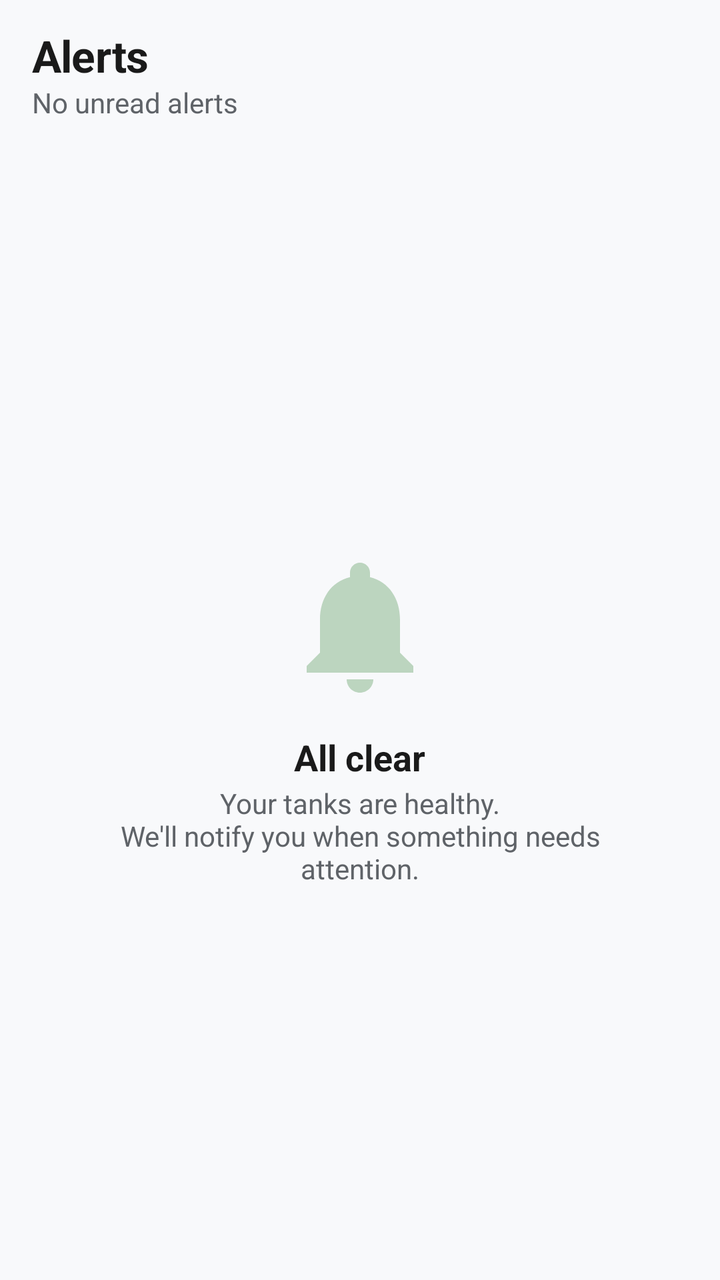
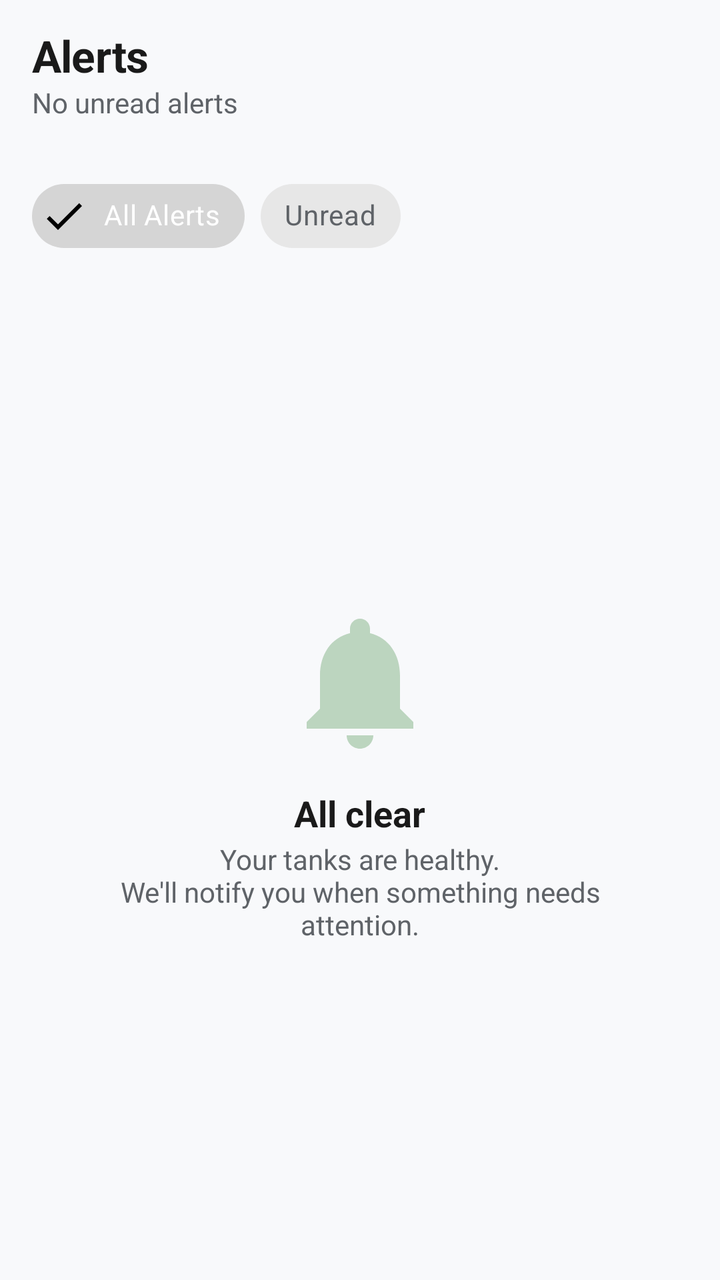

Two renders of the same Android screen: before a commit and after it. Below are the layout's source before the change and the commit's diff.
<!-- AndroidManifest.xml: application theme Theme.CraySafe -->
<!-- res/layout/fragment_alerts.xml -->
<?xml version="1.0" encoding="utf-8"?>
<androidx.constraintlayout.widget.ConstraintLayout
    xmlns:android="http://schemas.android.com/apk/res/android"
    xmlns:app="http://schemas.android.com/apk/res-auto"
    android:layout_width="match_parent"
    android:layout_height="match_parent"
    android:background="@color/background">

    
    <LinearLayout
        android:id="@+id/headerLayout"
        android:layout_width="match_parent"
        android:layout_height="wrap_content"
        android:orientation="vertical"
        android:padding="@dimen/space_md"
        android:paddingBottom="@dimen/space_sm"
        app:layout_constraintTop_toTopOf="parent">

        <TextView
            style="@style/Text.H2"
            android:layout_width="wrap_content"
            android:layout_height="wrap_content"
            android:text="Alerts" />

        <TextView
            android:id="@+id/tvUnreadCount"
            style="@style/Text.BodyMuted"
            android:layout_width="wrap_content"
            android:layout_height="wrap_content"
            android:text="No unread alerts"
            android:layout_marginTop="2dp" />
    </LinearLayout>

    
    <androidx.recyclerview.widget.RecyclerView
        android:id="@+id/rvAlerts"
        android:layout_width="match_parent"
        android:layout_height="0dp"
        android:paddingHorizontal="@dimen/space_md"
        android:paddingBottom="@dimen/space_md"
        android:clipToPadding="false"
        android:visibility="gone"
        app:layout_constraintTop_toBottomOf="@id/headerLayout"
        app:layout_constraintBottom_toBottomOf="parent" />

    
    <LinearLayout
        android:id="@+id/emptyStateLayout"
        android:layout_width="match_parent"
        android:layout_height="0dp"
        android:gravity="center"
        android:orientation="vertical"
        android:padding="@dimen/space_xl"
        app:layout_constraintTop_toBottomOf="@id/headerLayout"
        app:layout_constraintBottom_toBottomOf="parent">

        <ImageView
            android:layout_width="80dp"
            android:layout_height="80dp"
            android:src="@drawable/ic_notifications"
            android:alpha="0.3"
            app:tint="@color/safe"
            android:contentDescription="No alerts" />

        <TextView
            style="@style/Text.H3"
            android:layout_width="wrap_content"
            android:layout_height="wrap_content"
            android:text="All clear"
            android:layout_marginTop="@dimen/space_md" />

        <TextView
            style="@style/Text.BodyMuted"
            android:layout_width="wrap_content"
            android:layout_height="wrap_content"
            android:text="Your tanks are healthy.\nWe'll notify you when something needs attention."
            android:gravity="center"
            android:layout_marginTop="@dimen/space_xs" />
    </LinearLayout>

    <ProgressBar
        android:id="@+id/progressBar"
        android:layout_width="24dp"
        android:layout_height="24dp"
        android:visibility="gone"
        app:layout_constraintTop_toBottomOf="@id/headerLayout"
        app:layout_constraintStart_toStartOf="parent"
        app:layout_constraintEnd_toEndOf="parent"
        android:layout_marginTop="@dimen/space_md" />

</androidx.constraintlayout.widget.ConstraintLayout>
<!-- resources referenced by this layout -->
<resources>
  <color name="background">#F8F9FB</color>
  <color name="safe">#2E7D32</color>
  <dimen name="space_md">16dp</dimen>
  <dimen name="space_sm">8dp</dimen>
  <dimen name="space_xl">32dp</dimen>
  <dimen name="space_xs">4dp</dimen>
  <!-- drawable ic_notifications (drawable) -->
  <vector xmlns:android="http://schemas.android.com/apk/res/android"
      android:width="24dp"
      android:height="24dp"
      android:viewportWidth="24"
      android:viewportHeight="24">
      <path
          android:fillColor="#FFFFFF"
          android:pathData="M12,22c1.1,0 2,-0.9 2,-2h-4c0,1.1 0.89,2 2,2zM18,16v-5c0,-3.07 -1.64,-5.64 -4.5,-6.32V4c0,-0.83 -0.67,-1.5 -1.5,-1.5s-1.5,0.67 -1.5,1.5v0.68C7.63,5.36 6,7.92 6,11v5l-2,2v1h16v-1l-2,-2z"/>
  </vector>
  <style name="Text.BodyMuted">
          <item name="android:textSize">14sp</item>
          <item name="android:textColor">@color/text_secondary</item>
      </style>
  <style name="Text.H2">
          <item name="android:textSize">22sp</item>
          <item name="android:textStyle">bold</item>
          <item name="android:letterSpacing">-0.01</item>
      </style>
  <style name="Text.H3">
          <item name="android:textSize">18sp</item>
          <item name="android:textStyle">bold</item>
      </style>
  <color name="text_secondary">#5F6368</color>
  <color name="primary">#0066CC</color>
  <color name="primary_dark">#004C99</color>
  <color name="white">#FFFFFFFF</color>
  <color name="secondary">#00B8A0</color>
  <color name="secondary_dark">#008A78</color>
  <color name="surface">#FFFFFF</color>
  <color name="text_primary">#1A1A1A</color>
  <color name="critical">#D32F2F</color>
  <!-- unchanged entries left out for length: 1 -->
</resources>

<!-- the commit's change to res/layout/fragment_alerts.xml (unified diff, before → after) -->
@@ -32,6 +32,55 @@
     </LinearLayout>
 
     
+    <HorizontalScrollView
+        android:id="@+id/filterScroll"
+        android:layout_width="0dp"
+        android:layout_height="wrap_content"
+        android:layout_marginTop="@dimen/space_sm"
+        android:paddingHorizontal="@dimen/space_md"
+        android:scrollbars="none"
+        android:clipToPadding="false"
+        app:layout_constraintTop_toBottomOf="@id/headerLayout"
+        app:layout_constraintStart_toStartOf="parent"
+        app:layout_constraintEnd_toEndOf="parent">
+
+        <com.google.android.material.chip.ChipGroup
+            android:id="@+id/chipGroupFilter"
+            android:layout_width="wrap_content"
+            android:layout_height="wrap_content"
+            app:singleSelection="true"
+            app:singleLine="true"
+            app:selectionRequired="true"
+            app:chipSpacingHorizontal="@dimen/space_sm">
+
+            <com.google.android.material.chip.Chip
+                android:id="@+id/chipAll"
+                style="@style/Widget.MaterialComponents.Chip.Filter"
+                android:layout_width="wrap_content"
+                android:layout_height="wrap_content"
+                android:text="All Alerts"
+                android:checkable="true"
+                android:checked="true"
+                android:textAllCaps="false"
+                android:background="@drawable/bg_chip_selector"
+                android:textColor="@color/bg_chip_text_selector"
+                app:chipStrokeWidth="0dp" />
+
+            <com.google.android.material.chip.Chip
+                android:id="@+id/chipUnread"
+                style="@style/Widget.MaterialComponents.Chip.Filter"
+                android:layout_width="wrap_content"
+                android:layout_height="wrap_content"
+                android:text="Unread"
+                android:checkable="true"
+                android:textAllCaps="false"
+                android:background="@drawable/bg_chip_selector"
+                android:textColor="@color/bg_chip_text_selector"
+                app:chipStrokeWidth="0dp" />
+        </com.google.android.material.chip.ChipGroup>
+    </HorizontalScrollView>
+
+    
     <androidx.recyclerview.widget.RecyclerView
         android:id="@+id/rvAlerts"
         android:layout_width="match_parent"
@@ -40,7 +89,7 @@
         android:paddingBottom="@dimen/space_md"
         android:clipToPadding="false"
         android:visibility="gone"
-        app:layout_constraintTop_toBottomOf="@id/headerLayout"
+        app:layout_constraintTop_toBottomOf="@id/filterScroll"
         app:layout_constraintBottom_toBottomOf="parent" />
 
     
@@ -51,7 +100,7 @@
         android:gravity="center"
         android:orientation="vertical"
         android:padding="@dimen/space_xl"
-        app:layout_constraintTop_toBottomOf="@id/headerLayout"
+        app:layout_constraintTop_toBottomOf="@id/filterScroll"
         app:layout_constraintBottom_toBottomOf="parent">
 
         <ImageView
@@ -80,12 +129,65 @@
 
     <ProgressBar
         android:id="@+id/progressBar"
-        android:layout_width="24dp"
-        android:layout_height="24dp"
+        android:layout_width="32dp"
+        android:layout_height="32dp"
         android:visibility="gone"
-        app:layout_constraintTop_toBottomOf="@id/headerLayout"
+        app:layout_constraintTop_toBottomOf="@id/filterScroll"
+        app:layout_constraintBottom_toBottomOf="parent"
         app:layout_constraintStart_toStartOf="parent"
-        app:layout_constraintEnd_toEndOf="parent"
-        android:layout_marginTop="@dimen/space_md" />
+        app:layout_constraintEnd_toEndOf="parent" />
+
+    
+    <include
+        android:id="@+id/errorStateLayout"
+        layout="@layout/view_error_state"
+        android:layout_width="match_parent"
+        android:layout_height="0dp"
+        app:layout_constraintTop_toBottomOf="@id/filterScroll"
+        app:layout_constraintBottom_toBottomOf="parent" />
 
 </androidx.constraintlayout.widget.ConstraintLayout>
+<!-- res/layout/view_error_state.xml (included above) -->
+<?xml version="1.0" encoding="utf-8"?>
+<LinearLayout xmlns:android="http://schemas.android.com/apk/res/android"
+    xmlns:app="http://schemas.android.com/apk/res-auto"
+    android:layout_width="match_parent"
+    android:layout_height="match_parent"
+    android:gravity="center"
+    android:orientation="vertical"
+    android:padding="@dimen/space_lg"
+    android:visibility="gone">
+
+    <ImageView
+        android:layout_width="64dp"
+        android:layout_height="64dp"
+        android:src="@drawable/ic_help"
+        app:tint="@color/critical"
+        android:alpha="0.6"
+        android:contentDescription="Error" />
+
+    <TextView
+        android:id="@+id/tvErrorMessage"
+        style="@style/Text.H3"
+        android:layout_width="wrap_content"
+        android:layout_height="wrap_content"
+        android:layout_marginTop="@dimen/space_md"
+        android:text="Something went wrong" />
+
+    <TextView
+        android:id="@+id/tvErrorSubtext"
+        style="@style/Text.BodyMuted"
+        android:layout_width="wrap_content"
+        android:layout_height="wrap_content"
+        android:layout_marginTop="@dimen/space_xs"
+        android:gravity="center"
+        android:text="Please check your connection and try again." />
+
+    <Button
+        android:id="@+id/btnRetry"
+        style="@style/Button.Secondary"
+        android:layout_width="wrap_content"
+        android:layout_height="wrap_content"
+        android:layout_marginTop="@dimen/space_lg"
+        android:text="Retry" />
+</LinearLayout>
<!-- resource entries referenced after the edit -->
@@ -2,10 +2,43 @@
 <resources>
   <color name="background">#F8F9FB</color>
   <color name="safe">#2E7D32</color>
+  <dimen name="space_lg">24dp</dimen>
   <dimen name="space_md">16dp</dimen>
   <dimen name="space_sm">8dp</dimen>
   <dimen name="space_xl">32dp</dimen>
   <dimen name="space_xs">4dp</dimen>
+  <!-- drawable bg_chip_selector (drawable) -->
+  <?xml version="1.0" encoding="utf-8"?>
+  <selector xmlns:android="http://schemas.android.com/apk/res/android">
+  
+      
+      <item android:state_selected="true">
+          <shape android:shape="rectangle">
+              <solid android:color="@color/chip_background_selected" />
+              <corners android:radius="100dp" />
+          </shape>
+      </item>
+  
+      
+      <item>
+          <shape android:shape="rectangle">
+              <solid android:color="@color/chip_background" />
+              <corners android:radius="100dp" />
+              <stroke android:width="1dp" android:color="@color/card_stroke" />
+          </shape>
+      </item>
+  
+  </selector>
+  <!-- drawable ic_help (drawable) -->
+  <vector xmlns:android="http://schemas.android.com/apk/res/android"
+      android:width="24dp"
+      android:height="24dp"
+      android:viewportWidth="24"
+      android:viewportHeight="24">
+      <path
+          android:fillColor="#FFFFFF"
+          android:pathData="M12,2C6.48,2 2,6.48 2,12s4.48,10 10,10 10,-4.48 10,-10S17.52,2 12,2zM13,19h-2v-2h2v2zM15.07,11.25l-0.9,0.92C13.45,12.9 13,13.5 13,15h-2v-0.5c0,-1.1 0.45,-2.1 1.17,-2.83l1.24,-1.26c0.37,-0.36 0.59,-0.86 0.59,-1.41 0,-1.1 -0.9,-2 -2,-2s-2,0.9 -2,2H8c0,-2.21 1.79,-4 4,-4s4,1.79 4,4c0,0.88 -0.36,1.68 -0.93,2.25z"/>
+  </vector>
   <!-- drawable ic_notifications (drawable) -->
   <vector xmlns:android="http://schemas.android.com/apk/res/android"
       android:width="24dp"
@@ -16,6 +49,13 @@
           android:fillColor="#FFFFFF"
           android:pathData="M12,22c1.1,0 2,-0.9 2,-2h-4c0,1.1 0.89,2 2,2zM18,16v-5c0,-3.07 -1.64,-5.64 -4.5,-6.32V4c0,-0.83 -0.67,-1.5 -1.5,-1.5s-1.5,0.67 -1.5,1.5v0.68C7.63,5.36 6,7.92 6,11v5l-2,2v1h16v-1l-2,-2z"/>
   </vector>
+  <style name="Button.Secondary" parent="Widget.MaterialComponents.Button.OutlinedButton">
+          <item name="android:textSize">15sp</item>
+          <item name="android:textAllCaps">false</item>
+          <item name="cornerRadius">@dimen/radius_sm</item>
+          <item name="strokeColor">@color/primary</item>
+          <item name="android:textColor">@color/primary</item>
+      </style>
   <style name="Text.BodyMuted">
           <item name="android:textSize">14sp</item>
           <item name="android:textColor">@color/text_secondary</item>
@@ -29,6 +69,10 @@
           <item name="android:textSize">18sp</item>
           <item name="android:textStyle">bold</item>
       </style>
+  <color name="chip_background_selected">#0066CC</color>
+  <color name="chip_background">#F1F3F5</color>
+  <color name="card_stroke">#EBEDF0</color>
+  <dimen name="radius_sm">8dp</dimen>
   <color name="text_secondary">#5F6368</color>
   <color name="primary">#0066CC</color>
   <color name="primary_dark">#004C99</color>
